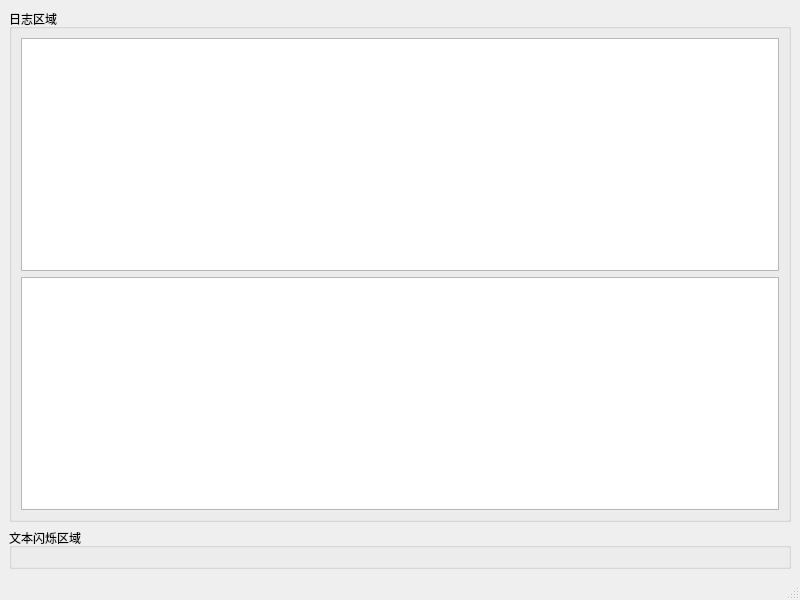
Qt form mainwindow.ui (zxlfly/qt_demo_test) before a commit.
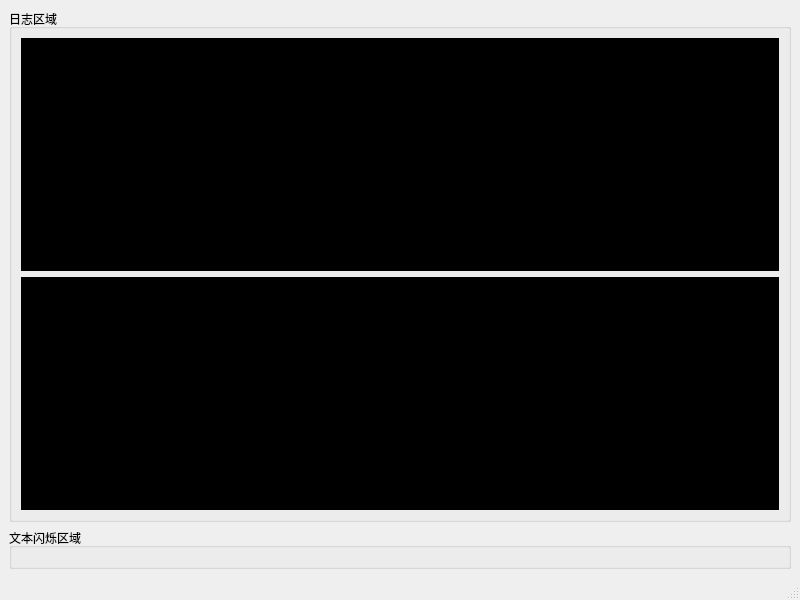
The same form after that commit.

What changed in the file:
```diff
--- a/mainwindow.ui
+++ b/mainwindow.ui
@@ -24,7 +24,7 @@
        <item>
         <widget class="QTextEdit" name="logTextEdit">
          <property name="styleSheet">
-          <string notr="true">bankground-color:#000;</string>
+          <string notr="true">background-color:black;</string>
          </property>
          <property name="readOnly">
           <bool>true</bool>
@@ -33,6 +33,9 @@
        </item>
        <item>
         <widget class="QTextEdit" name="logTextEdit_2">
+         <property name="styleSheet">
+          <string notr="true">background-color:black;</string>
+         </property>
          <property name="readOnly">
           <bool>true</bool>
          </property>
```
Left out of the diff: 3 changed lines with no effect on the pictures.
